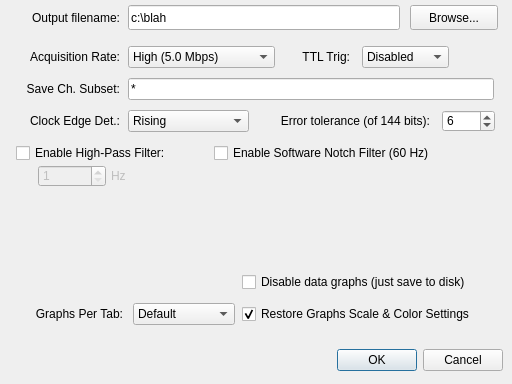
The window that Bug_ConfigDialog.ui (acorver/SpikeGL) describes before a commit, drawn with Qt 5.
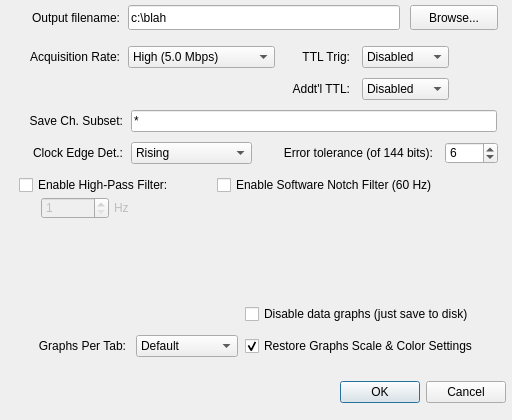
The same window after the commit. Icons and pictures are not drawn.

The edit to the form file:
```diff
--- a/Bug_ConfigDialog.ui
+++ b/Bug_ConfigDialog.ui
@@ -10,7 +10,7 @@
     <x>0</x>
     <y>0</y>
     <width>512</width>
-    <height>384</height>
+    <height>420</height>
    </rect>
   </property>
   <property name="windowTitle">
@@ -29,8 +29,8 @@
   <widget class="QDialogButtonBox" name="buttonBox">
    <property name="geometry">
     <rect>
-     <x>328</x>
-     <y>344</y>
+     <x>331</x>
+     <y>376</y>
      <width>175</width>
      <height>32</height>
     </rect>
@@ -137,8 +137,8 @@
   <widget class="QCheckBox" name="disableGraphsChk">
    <property name="geometry">
     <rect>
-     <x>242</x>
-     <y>271</y>
+     <x>245</x>
+     <y>303</y>
      <width>261</width>
      <height>22</height>
     </rect>
@@ -245,8 +245,8 @@
   <widget class="QComboBox" name="clkEdgeCB">
    <property name="geometry">
     <rect>
-     <x>128</x>
-     <y>110</y>
+     <x>131</x>
+     <y>142</y>
      <width>121</width>
      <height>22</height>
     </rect>
@@ -268,8 +268,8 @@
   <widget class="QLabel" name="clkEdgeLbl">
    <property name="geometry">
     <rect>
-     <x>3</x>
-     <y>110</y>
+     <x>6</x>
+     <y>142</y>
      <width>117</width>
      <height>22</height>
     </rect>
@@ -287,8 +287,8 @@
   <widget class="QLineEdit" name="channelSubsetLE">
    <property name="geometry">
     <rect>
-     <x>128</x>
-     <y>78</y>
+     <x>131</x>
+     <y>110</y>
      <width>366</width>
      <height>22</height>
     </rect>
@@ -303,8 +303,8 @@
   <widget class="QLabel" name="channelSubsetLabel">
    <property name="geometry">
     <rect>
-     <x>3</x>
-     <y>78</y>
+     <x>6</x>
+     <y>110</y>
      <width>117</width>
      <height>22</height>
     </rect>
@@ -322,8 +322,8 @@
   <widget class="QCheckBox" name="resumeGraphSettingsChk">
    <property name="geometry">
     <rect>
-     <x>242</x>
-     <y>303</y>
+     <x>245</x>
+     <y>335</y>
      <width>261</width>
      <height>22</height>
     </rect>
@@ -344,8 +344,8 @@
   <widget class="QComboBox" name="graphsPerTabCB">
    <property name="geometry">
     <rect>
-     <x>133</x>
-     <y>303</y>
+     <x>136</x>
+     <y>335</y>
      <width>102</width>
      <height>22</height>
     </rect>
@@ -398,8 +398,8 @@
   <widget class="QLabel" name="graphsPerTabLabel">
    <property name="geometry">
     <rect>
-     <x>6</x>
-     <y>303</y>
+     <x>9</x>
+     <y>335</y>
      <width>117</width>
      <height>22</height>
     </rect>
@@ -424,8 +424,8 @@
   <widget class="QLabel" name="errTolLbl">
    <property name="geometry">
     <rect>
-     <x>250</x>
-     <y>110</y>
+     <x>253</x>
+     <y>142</y>
      <width>180</width>
      <height>22</height>
     </rect>
@@ -443,8 +443,8 @@
   <widget class="QSpinBox" name="errTolSB">
    <property name="geometry">
     <rect>
-     <x>442</x>
-     <y>110</y>
+     <x>445</x>
+     <y>142</y>
      <width>53</width>
      <height>22</height>
     </rect>
@@ -465,8 +465,8 @@
   <widget class="QCheckBox" name="notchFilterChk">
    <property name="geometry">
     <rect>
-     <x>214</x>
-     <y>142</y>
+     <x>217</x>
+     <y>174</y>
      <width>286</width>
      <height>22</height>
     </rect>
@@ -478,8 +478,8 @@
   <widget class="QCheckBox" name="hpfChk">
    <property name="geometry">
     <rect>
-     <x>16</x>
-     <y>142</y>
+     <x>19</x>
+     <y>174</y>
      <width>171</width>
      <height>22</height>
     </rect>
@@ -497,8 +497,8 @@
    </property>
    <property name="geometry">
     <rect>
-     <x>38</x>
-     <y>165</y>
+     <x>41</x>
+     <y>197</y>
      <width>68</width>
      <height>22</height>
     </rect>
@@ -522,8 +522,8 @@
    </property>
    <property name="geometry">
     <rect>
-     <x>111</x>
-     <y>165</y>
+     <x>114</x>
+     <y>197</y>
      <width>32</width>
      <height>22</height>
     </rect>
@@ -538,8 +538,8 @@
   <widget class="QLabel" name="intanLbl">
    <property name="geometry">
     <rect>
-     <x>30</x>
-     <y>209</y>
+     <x>33</x>
+     <y>241</y>
      <width>208</width>
      <height>82</height>
     </rect>
@@ -557,8 +557,8 @@
   <widget class="QLabel" name="label">
    <property name="geometry">
     <rect>
-     <x>176</x>
-     <y>179</y>
+     <x>179</x>
+     <y>211</y>
      <width>75</width>
      <height>75</height>
     </rect>
@@ -573,6 +573,98 @@
     <bool>true</bool>
    </property>
   </widget>
+  <widget class="QComboBox" name="ttl2CB">
+   <property name="geometry">
+    <rect>
+     <x>362</x>
+     <y>78</y>
+     <width>87</width>
+     <height>22</height>
+    </rect>
+   </property>
+   <property name="toolTip">
+    <string>&lt;html&gt;&lt;head/&gt;&lt;body&gt;&lt;p&gt;If enabled, additional TTL line to display/save (can't be the same as the TTL trigger line, if enabled).&lt;/p&gt;&lt;/body&gt;&lt;/html&gt;</string>
+   </property>
+   <item>
+    <property name="text">
+     <string>Disabled</string>
+    </property>
+   </item>
+   <item>
+    <property name="text">
+     <string>TTL 0</string>
+    </property>
+   </item>
+   <item>
+    <property name="text">
+     <string>TTL 1</string>
+    </property>
+   </item>
+   <item>
+    <property name="text">
+     <string>TTL 2</string>
+    </property>
+   </item>
+   <item>
+    <property name="text">
+     <string>TTL 4</string>
+    </property>
+   </item>
+   <item>
+    <property name="text">
+     <string>TTL 5</string>
+    </property>
+   </item>
+   <item>
+    <property name="text">
+     <string>TTL 6</string>
+    </property>
+   </item>
+   <item>
+    <property name="text">
+     <string>TTL 7</string>
+    </property>
+   </item>
+   <item>
+    <property name="text">
+     <string>TTL 8</string>
+    </property>
+   </item>
+   <item>
+    <property name="text">
+     <string>TTL 9</string>
+    </property>
+   </item>
+   <item>
+    <property name="text">
+     <string>TTL 10</string>
+    </property>
+   </item>
+   <item>
+    <property name="text">
+     <string>TTL 11</string>
+    </property>
+   </item>
+  </widget>
+  <widget class="QLabel" name="ttlAddlLbl">
+   <property name="geometry">
+    <rect>
+     <x>271</x>
+     <y>78</y>
+     <width>79</width>
+     <height>22</height>
+    </rect>
+   </property>
+   <property name="toolTip">
+    <string>&lt;html&gt;&lt;head/&gt;&lt;body&gt;&lt;p&gt;If enabled, additional TTL line to display/save (can't be the same as the TTL trigger line, if enabled).&lt;/p&gt;&lt;/body&gt;&lt;/html&gt;</string>
+   </property>
+   <property name="text">
+    <string>Addt'l TTL:</string>
+   </property>
+   <property name="alignment">
+    <set>Qt::AlignRight|Qt::AlignTrailing|Qt::AlignVCenter</set>
+   </property>
+  </widget>
  </widget>
  <tabstops>
   <tabstop>outputFileLE</tabstop>
```
